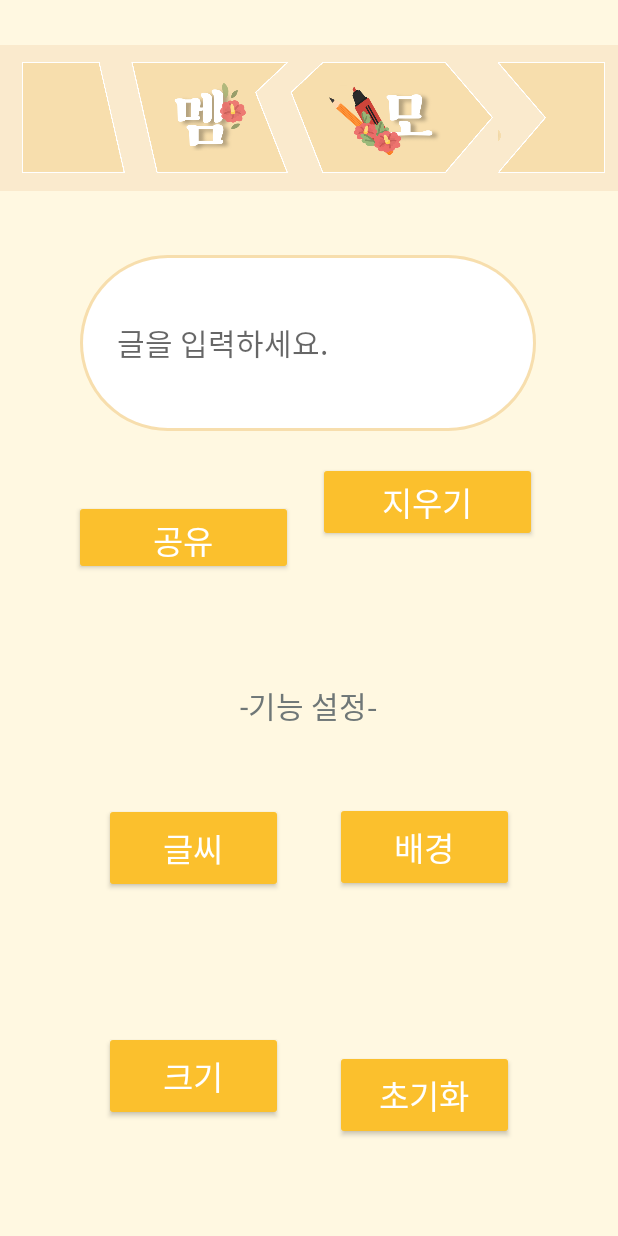
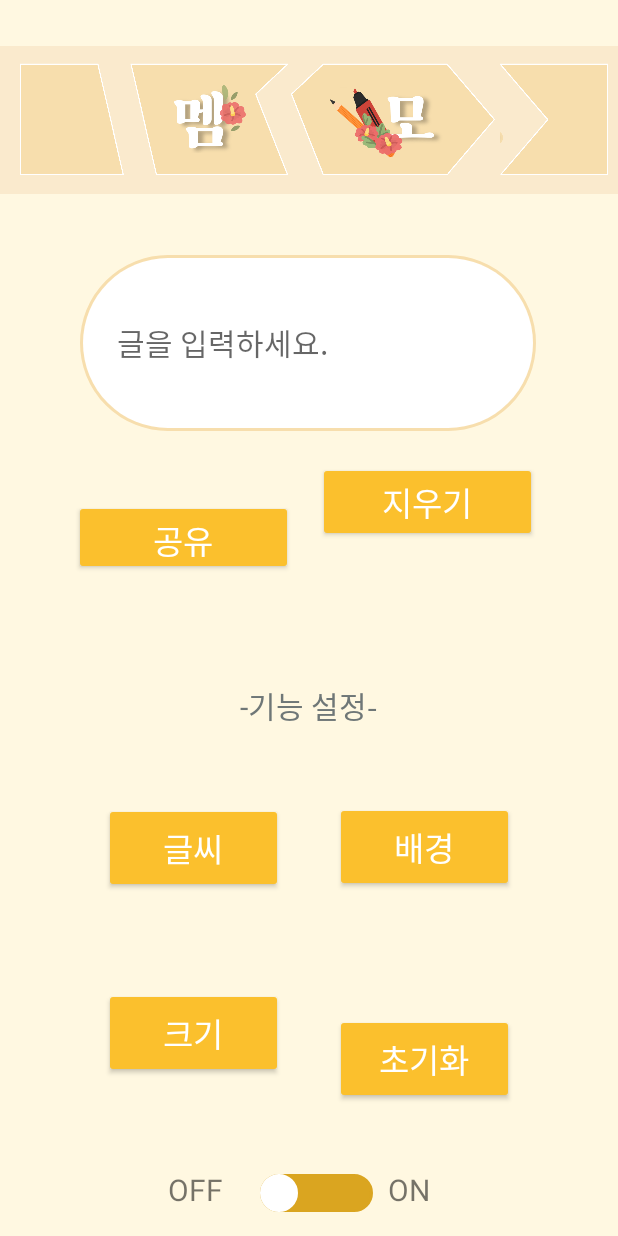
Before and after one commit to 2021-mentor-mentee/notepad, an Android app: the screen it shows after launch (MainActivity), on a phone screen of 412 x 824 dp. Run offline under Robolectric (Android 15) with nearby library versions, the phone set to English and light mode, and no system bars.

Commit message:
8.22 - 로고 이미지 오류 해결 - 스위치 추가/커스텀 - on/off 텍스트 추가

```diff
--- /dev/null
+++ b/app/src/main/res/drawable/switch_thumb.xml
@@ -0,0 +1,14 @@
+<?xml version="1.0" encoding="utf-8"?>
+<shape xmlns:android="http://schemas.android.com/apk/res/android"
+    android:shape="oval" >
+
+    <size
+        android:width="25dp"
+        android:height="25dp" />
+    <solid
+        android:color="#FFFFFF" />
+    <stroke
+        android:width="1dp"
+        android:color="#FFFFFF" />
+
+</shape>
--- /dev/null
+++ b/app/src/main/res/drawable/switch_thumb_selector.xml
@@ -0,0 +1,14 @@
+<?xml version="1.0" encoding="utf-8"?>
+<shape xmlns:android="http://schemas.android.com/apk/res/android"
+    android:shape="oval" >
+
+    <size
+        android:width="25dp"
+        android:height="25dp" />
+    <solid
+        android:color="#FFFFFF" />
+    <stroke
+        android:width="1dp"
+        android:color="#FFFFFF" />
+
+</shape>
--- /dev/null
+++ b/app/src/main/res/drawable/switch_track_off.xml
@@ -0,0 +1,16 @@
+<?xml version="1.0" encoding="utf-8"?>
+<shape xmlns:android="http://schemas.android.com/apk/res/android"
+    android:shape="rectangle" >
+
+    <corners
+        android:radius="15dp" />
+    <size
+        android:width="75dp"
+        android:height="25dp" />
+    <solid
+        android:color="@color/Goldenrod" />
+    <stroke
+        android:width="2dp"
+        android:color="@color/Goldenrod" />
+
+</shape>
--- /dev/null
+++ b/app/src/main/res/drawable/switch_track_on.xml
@@ -0,0 +1,19 @@
+<?xml version="1.0" encoding="utf-8"?>
+<shape
+    xmlns:android="http://schemas.android.com/apk/res/android"
+    android:shape="rectangle" >
+
+    <corners
+        android:radius="15dp" />
+    <size
+        android:width="75dp"
+        android:height="25dp" />
+    <solid
+        android:color="@color/Yellow_700" />
+    <stroke
+        android:width="2dp"
+        android:color="@color/Yellow_700" />
+
+
+
+</shape>
--- /dev/null
+++ b/app/src/main/res/drawable/switch_track_selector.xml
@@ -0,0 +1,12 @@
+<?xml version="1.0" encoding="utf-8"?>
+<selector xmlns:android="http://schemas.android.com/apk/res/android">
+
+    <item
+        android:drawable="@drawable/switch_track_off"
+        android:state_checked="false" />
+
+    <item
+        android:drawable="@drawable/switch_track_on"
+        android:state_checked="true" />
+
+</selector>
--- a/app/src/main/res/layout/activity_main.xml
+++ b/app/src/main/res/layout/activity_main.xml
@@ -4,8 +4,8 @@
     xmlns:tools="http://schemas.android.com/tools"
     android:layout_width="match_parent"
     android:layout_height="match_parent"
-    tools:context=".MainActivity"
-    android:background="@color/pixabay">
+    android:background="@color/pixabay"
+    tools:context=".MainActivity">
 
 
     <Button
@@ -51,7 +51,22 @@
         app:layout_constraintHorizontal_bias="0.236"
         app:layout_constraintStart_toStartOf="parent"
         app:layout_constraintTop_toBottomOf="@+id/Text"
-        app:layout_constraintVertical_bias="0.546" />
+        app:layout_constraintVertical_bias="0.375" />
+
+    <Button
+        android:id="@+id/reset"
+        android:layout_width="119dp"
+        android:layout_height="60dp"
+        android:layout_marginBottom="88dp"
+        android:layout_weight="100"
+        android:backgroundTint="#FBC02D"
+        android:text="초기화"
+        android:textColor="#FFFFFF"
+        android:textSize="10pt"
+        app:layout_constraintBottom_toBottomOf="parent"
+        app:layout_constraintEnd_toEndOf="parent"
+        app:layout_constraintHorizontal_bias="0.763"
+        app:layout_constraintStart_toStartOf="parent" />
 
     <Button
         android:id="@+id/Text"
@@ -84,21 +99,6 @@
         app:layout_constraintStart_toStartOf="parent"
         app:layout_constraintTop_toTopOf="parent"
         app:layout_constraintVertical_bias="0.7" />
-
-    <Button
-        android:id="@+id/reset"
-        android:layout_width="119dp"
-        android:layout_height="60dp"
-        android:layout_marginBottom="64dp"
-        android:layout_weight="100"
-        android:backgroundTint="#FBC02D"
-        android:text="초기화"
-        android:textColor="#FFFFFF"
-        android:textSize="10pt"
-        app:layout_constraintBottom_toBottomOf="parent"
-        app:layout_constraintEnd_toEndOf="parent"
-        app:layout_constraintHorizontal_bias="0.763"
-        app:layout_constraintStart_toStartOf="parent" />
 
     <Button
         android:id="@+id/Sharing"
@@ -134,12 +134,52 @@
         app:layout_constraintTop_toTopOf="parent"
         app:layout_constraintVertical_bias="0.241" />
 
+
+    <TextView
+        android:id="@+id/switch_text"
+        android:layout_width="wrap_content"
+        android:layout_height="wrap_content"
+        android:layout_marginEnd="125dp"
+        android:text="ON"
+        android:textSize="20dp"
+        app:layout_constraintBaseline_toBaselineOf="@+id/switch1"
+        app:layout_constraintEnd_toEndOf="parent"
+        app:layout_constraintStart_toEndOf="@+id/switch1" />
+
+    <TextView
+        android:id="@+id/switch_text_off"
+        android:layout_width="wrap_content"
+        android:layout_height="wrap_content"
+        android:layout_marginEnd="40dp"
+        android:text="OFF"
+        android:textSize="20dp"
+        app:layout_constraintBaseline_toBaselineOf="@+id/switch1"
+        app:layout_constraintEnd_toEndOf="@+id/Size" />
+
+    <Switch
+        android:id="@+id/switch1"
+        android:layout_width="0dp"
+        android:layout_height="0dp"
+        android:layout_marginStart="156dp"
+        android:layout_marginEnd="10dp"
+        android:layout_marginBottom="16dp"
+        android:switchMinWidth="75dp"
+        android:text=""
+        android:textOff=""
+        android:textOn=""
+        android:thumb="@drawable/switch_thumb_selector"
+        android:track="@drawable/switch_track_selector"
+        app:layout_constraintBottom_toBottomOf="parent"
+        app:layout_constraintEnd_toStartOf="@+id/switch_text"
+        app:layout_constraintStart_toStartOf="parent" />
+
     <ImageView
         android:id="@+id/notepad_rogo"
-        android:layout_width="wrap_content"
-        android:layout_height="157dp"
-        android:src="@drawable/Logo"
-        app:layout_constraintBottom_toBottomOf="parent"
+        android:layout_width="415dp"
+        android:layout_height="104dp"
+        android:layout_marginTop="28dp"
+        android:src="@drawable/memo_long_rogo"
+        app:layout_constraintBottom_toTopOf="@+id/Textbox"
         app:layout_constraintEnd_toEndOf="parent"
         app:layout_constraintStart_toStartOf="parent"
         app:layout_constraintTop_toTopOf="parent"
--- a/app/src/main/res/values/colors.xml
+++ b/app/src/main/res/values/colors.xml
@@ -1,5 +1,10 @@
 <?xml version="1.0" encoding="utf-8"?>
 <resources xmlns:tools="http://schemas.android.com/tools">
+
+    <color name="Yellow_900">#F57F17</color>
+    <color name="Amber_700">#FFA000</color>
+    <color name="Goldenrod">#DAA520</color>
+    <color name="Yellow_700">#FBC02D</color>
 
     <color name="purple_200">#B39DDB</color>
     <color name="purple_500">#673AB7</color>
```
Also changed, not shown: app/src/main/res/drawable/memo_long_rogo.png (renamed from app/src/main/res/drawable-v24/Logo.png).
